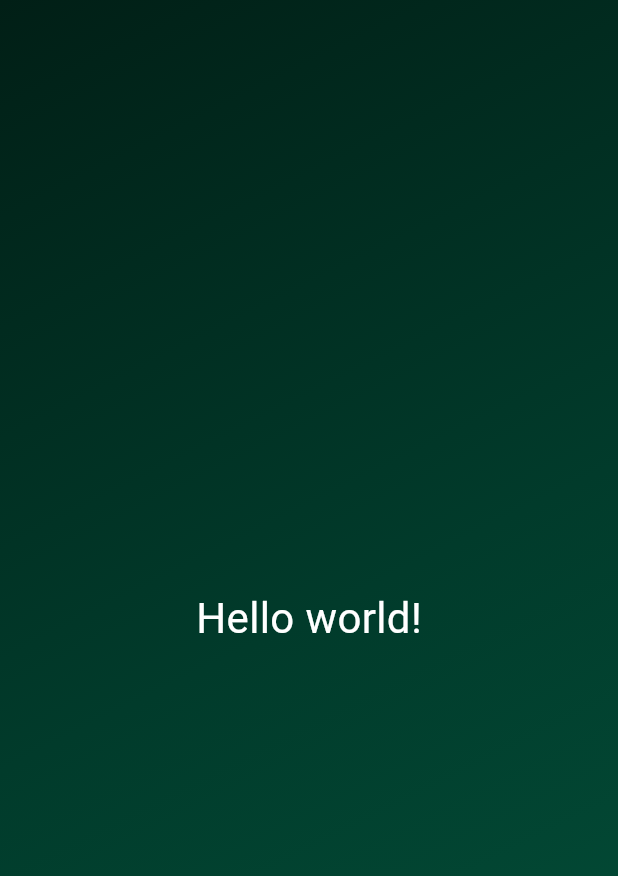
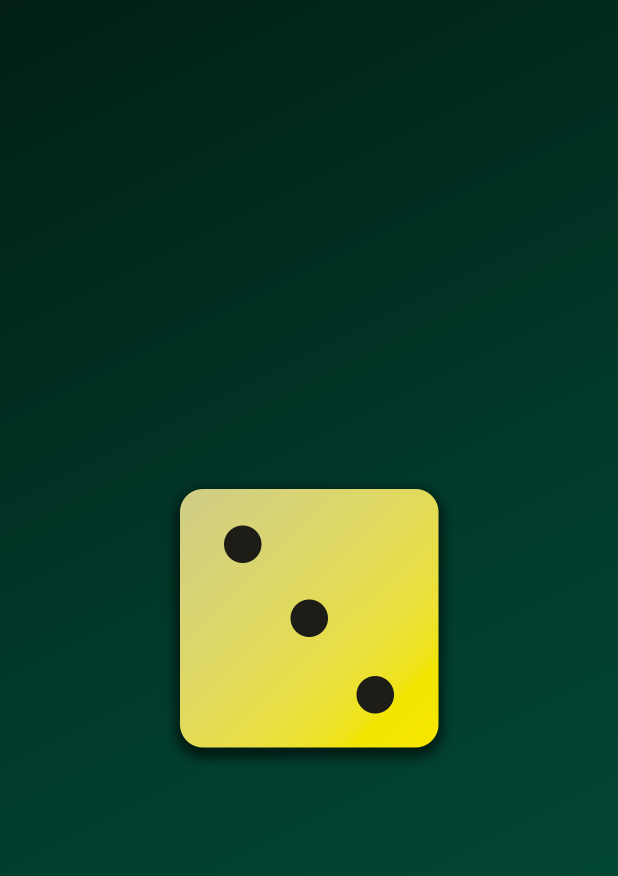
Before and after one commit to themubalion/flutter_rollDice, a Flutter app: the screen it shows after launch, on a phone screen of 412 x 824 dp. Shown: the top 876 px of the screen. Run offline on Flutter 3.47's test engine with Material 3 defaults, Android fonts, the phone set to English and light mode, and no system bars.

Commit message:
image set

```diff
--- a/lib/gradient_container.dart
+++ b/lib/gradient_container.dart
@@ -1,25 +1,26 @@
 import 'package:flutter/material.dart';
-import 'package:new_app/styled_text.dart';
+// import 'package:new_app/styled_text.dart';
 
-const startAlignment = Alignment.topLeft;
-const endAlignment = Alignment.bottomRight;
-const colorList = [
-  Color.fromARGB(255, 1, 31, 22),
-  Color.fromARGB(255, 1, 59, 43),
-  Color.fromARGB(255, 3, 82, 59),
-];
+// const startAlignment = Alignment.topLeft;
+// const endAlignment = Alignment.bottomRight;
 
 class GradientContainer extends StatelessWidget {
-  const GradientContainer({super.key});
+  const GradientContainer(this.colorList, {required this.startFrom,required this.endTo,super.key});
+
+  const GradientContainer.purple({super.key}):colorList = const [ Color.fromARGB(255, 0, 0, 0), Color.fromARGB(255, 49, 10, 166)], startFrom = Alignment.topLeft, endTo = Alignment.bottomRight;
+
+  final List<Color> colorList;
+  final Alignment startFrom;
+  final Alignment endTo;
 
   @override
   Widget build(context) {
     return Container(
       decoration: BoxDecoration(
           gradient: LinearGradient(
-              colors: colorList, begin: startAlignment, end: endAlignment)),
-      child: const Center(
-        child: StyledText(),
+              colors: colorList, begin: startFrom, end: endTo)),
+      child: Center(
+        child: Image.asset('assets/images/dice-3.png', width: 200,),
       ),
     );
   }
--- a/lib/main.dart
+++ b/lib/main.dart
@@ -1,12 +1,19 @@
 import 'package:flutter/material.dart';
 import 'package:new_app/gradient_container.dart';
-
 
 void main() {
   runApp(
     const MaterialApp(
       home: Scaffold(
-        body: GradientContainer(),
+        body: GradientContainer(
+          [
+            Color.fromARGB(255, 1, 31, 22),
+            Color.fromARGB(255, 1, 59, 43),
+            Color.fromARGB(255, 3, 82, 59),
+          ],
+          startFrom: Alignment.topLeft,
+          endTo: Alignment.bottomRight,
+        ),
       ),
     ),
   );
--- a/lib/styled_text.dart
+++ b/lib/styled_text.dart
@@ -1,13 +1,15 @@
 import 'package:flutter/material.dart';
 
 class StyledText extends StatelessWidget {
-  const StyledText({super.key});
+  const StyledText(this.text,{super.key});
+
+  final String text;
 
   @override
   Widget build(context) {
-    return const Text(
-      'Hello world!',
-      style: TextStyle(color: Colors.white, fontSize: 28),
+    return Text(
+      text,
+      style: const TextStyle(color: Colors.white, fontSize: 28),
     );
   }
 }
```
Also changed, not shown: pubspec.yaml (+7 -4 lines), assets/images/dice-1.png (added), assets/images/dice-2.png (added), assets/images/dice-3.png (added), assets/images/dice-4.png (added), assets/images/dice-5.png (added), assets/images/dice-6.png (added).
